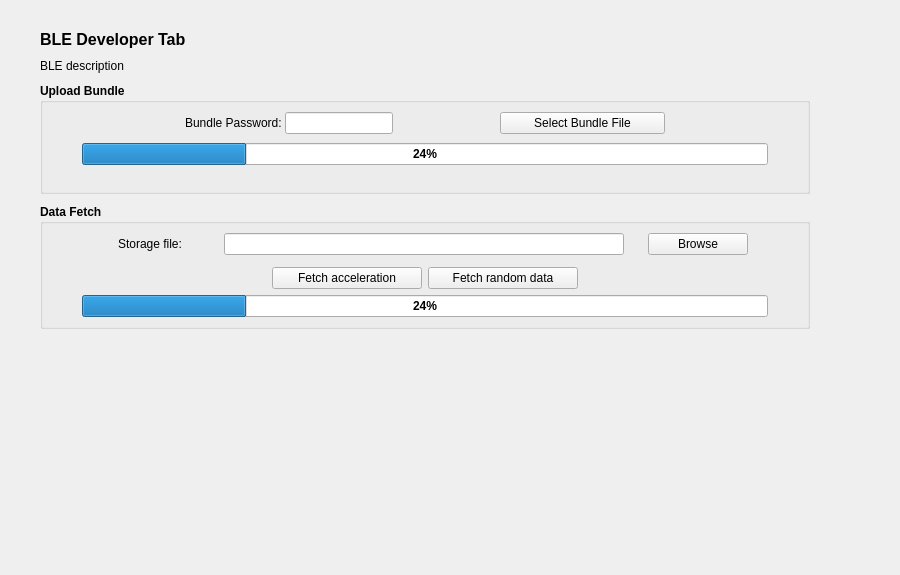
Before: the Qt Designer form src/BleDev.ui in mooltipass/moolticute, drawn with Qt 5.
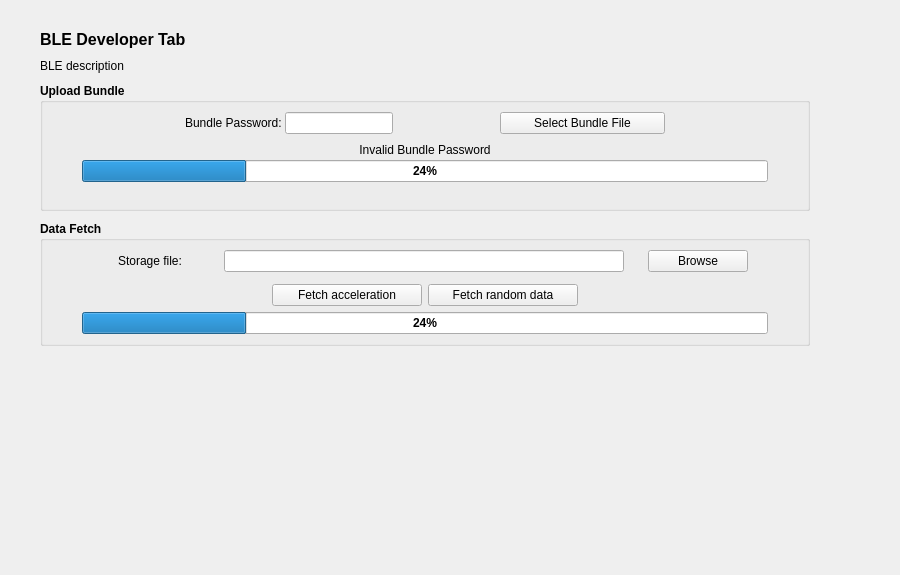
After: the same form once the commit is applied.

Commit message: [BLE] Only accept hex characters for bundle password

What changed in the file:
```diff
--- a/src/BleDev.ui
+++ b/src/BleDev.ui
@@ -213,6 +213,22 @@
         </item>
        </layout>
       </item>
+      <item>
+       <widget class="QLabel" name="labelInvalidBundle">
+        <property name="font">
+         <font>
+          <weight>50</weight>
+          <bold>false</bold>
+         </font>
+        </property>
+        <property name="text">
+         <string>Invalid Bundle Password</string>
+        </property>
+        <property name="alignment">
+         <set>Qt::AlignCenter</set>
+        </property>
+       </widget>
+      </item>
       <item>
        <layout class="QHBoxLayout" name="horizontalLayout_7">
         <property name="leftMargin">
```
The commit also changes 2 other files.
